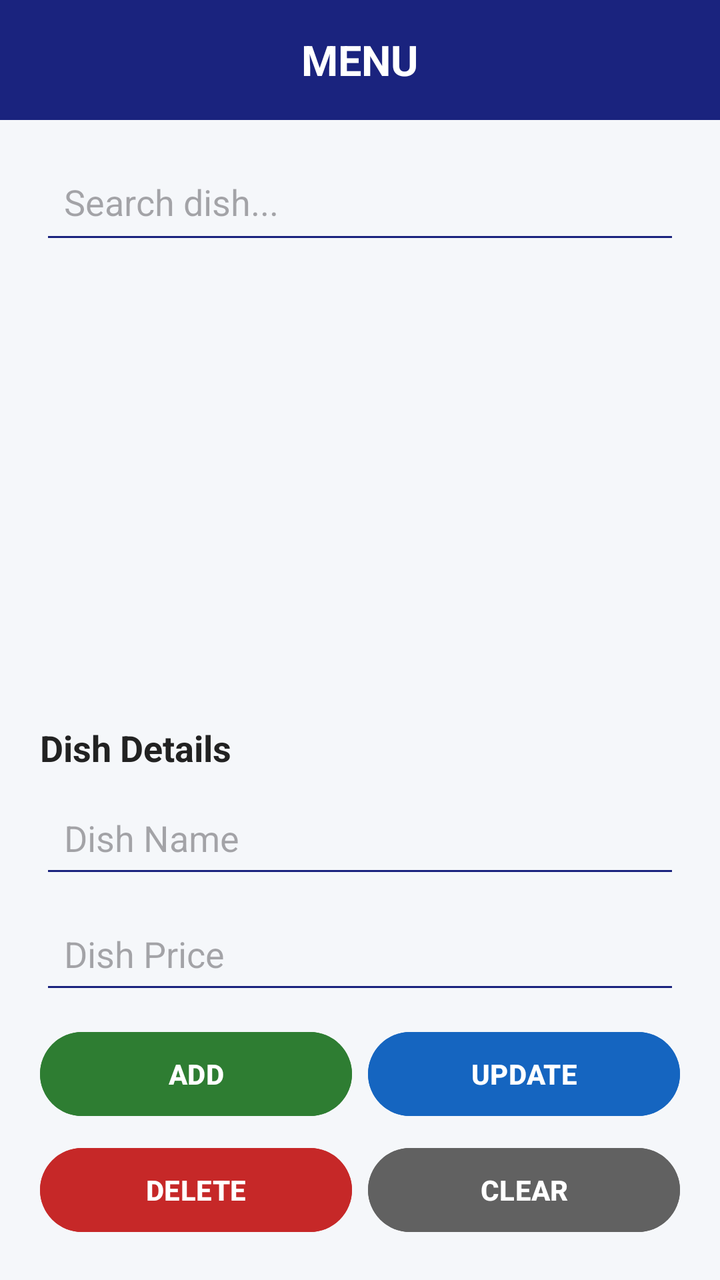
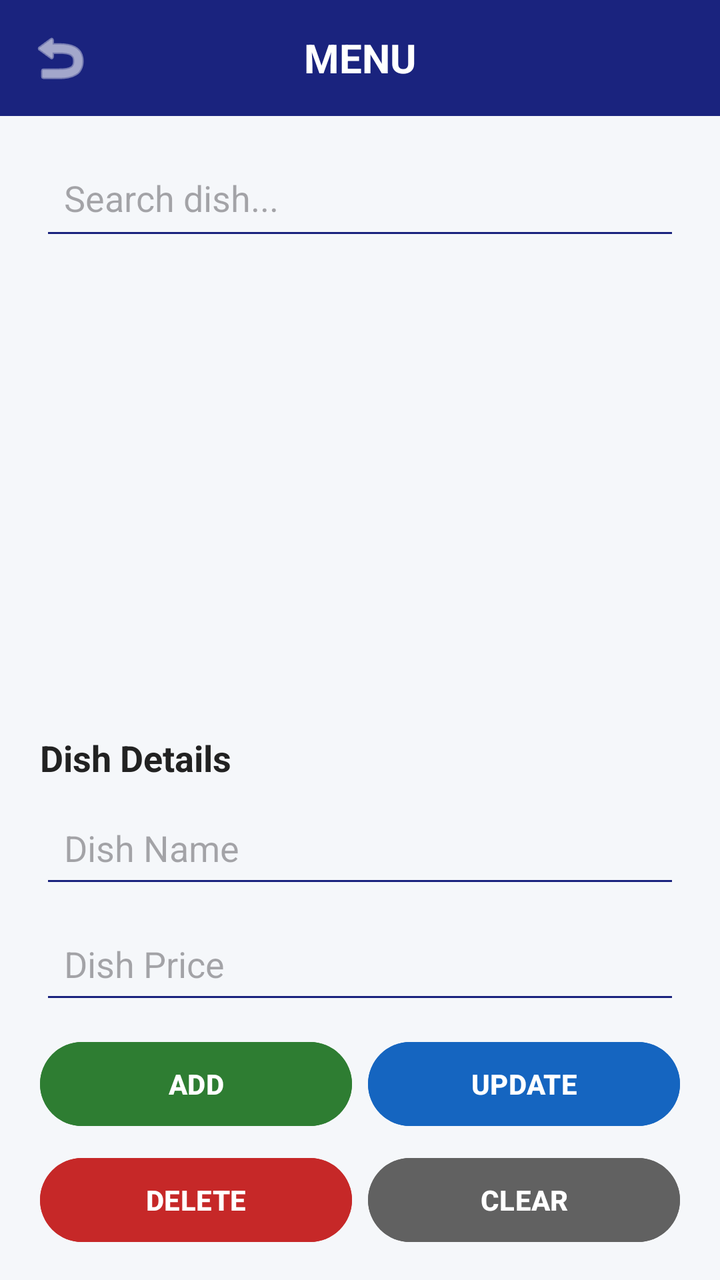

Two renders of the same Android screen: before a commit and after it. Below are the layout's source before the change and the commit's diff.
<!-- AndroidManifest.xml: application theme Theme.HotelManagementSystem -->
<!-- res/layout/activity_menu.xml -->
<?xml version="1.0" encoding="utf-8"?>
<androidx.constraintlayout.widget.ConstraintLayout
    xmlns:android="http://schemas.android.com/apk/res/android"
    xmlns:app="http://schemas.android.com/apk/res-auto"
    android:layout_width="match_parent"
    android:layout_height="match_parent"
    android:background="#F5F7FA">

    
    <TextView
        android:id="@+id/tvMenuTitle"
        android:layout_width="0dp"
        android:layout_height="60dp"
        android:background="#1A237E"
        android:gravity="center"
        android:text="MENU"
        android:textColor="#FFFFFF"
        android:textSize="21sp"
        android:textStyle="bold"
        app:layout_constraintTop_toTopOf="parent"
        app:layout_constraintStart_toStartOf="parent"
        app:layout_constraintEnd_toEndOf="parent" />

    
    <EditText
        android:id="@+id/etSearch"
        android:layout_width="0dp"
        android:layout_height="52dp"
        android:hint="Search dish..."
        android:inputType="text"
        android:padding="12dp"
        android:backgroundTint="#1A237E"
        app:layout_constraintTop_toBottomOf="@id/tvMenuTitle"
        app:layout_constraintStart_toStartOf="parent"
        app:layout_constraintEnd_toEndOf="parent"
        android:layout_marginStart="20dp"
        android:layout_marginEnd="20dp"
        android:layout_marginTop="15dp" />

    
    <androidx.recyclerview.widget.RecyclerView
        android:id="@+id/recyclerDishes"
        android:layout_width="0dp"
        android:layout_height="0dp"
        android:padding="5dp"
        android:clipToPadding="false"
        app:layout_constraintTop_toBottomOf="@id/etSearch"
        app:layout_constraintBottom_toTopOf="@id/tvFormTitle"
        app:layout_constraintStart_toStartOf="parent"
        app:layout_constraintEnd_toEndOf="parent"
        android:layout_marginTop="10dp"
        android:layout_marginBottom="10dp" />

    
    <TextView
        android:id="@+id/tvFormTitle"
        android:layout_width="wrap_content"
        android:layout_height="wrap_content"
        android:text="Dish Details"
        android:textColor="#222222"
        android:textSize="18sp"
        android:textStyle="bold"
        app:layout_constraintBottom_toTopOf="@id/etDishName"
        app:layout_constraintStart_toStartOf="parent"
        android:layout_marginStart="20dp"
        android:layout_marginBottom="8dp" />

    
    <EditText
        android:id="@+id/etDishName"
        android:layout_width="0dp"
        android:layout_height="50dp"
        android:hint="Dish Name"
        android:inputType="textCapWords"
        android:padding="12dp"
        android:backgroundTint="#1A237E"
        app:layout_constraintBottom_toTopOf="@id/etDishPrice"
        app:layout_constraintStart_toStartOf="parent"
        app:layout_constraintEnd_toEndOf="parent"
        android:layout_marginStart="20dp"
        android:layout_marginEnd="20dp"
        android:layout_marginBottom="8dp" />

    
    <EditText
        android:id="@+id/etDishPrice"
        android:layout_width="0dp"
        android:layout_height="50dp"
        android:hint="Dish Price"
        android:inputType="numberDecimal"
        android:padding="12dp"
        android:backgroundTint="#1A237E"
        app:layout_constraintBottom_toTopOf="@id/buttonRow1"
        app:layout_constraintStart_toStartOf="parent"
        app:layout_constraintEnd_toEndOf="parent"
        android:layout_marginStart="20dp"
        android:layout_marginEnd="20dp"
        android:layout_marginBottom="10dp" />

    
    <LinearLayout
        android:id="@+id/buttonRow1"
        android:layout_width="0dp"
        android:layout_height="50dp"
        android:orientation="horizontal"
        android:weightSum="2"
        app:layout_constraintBottom_toTopOf="@id/buttonRow2"
        app:layout_constraintStart_toStartOf="parent"
        app:layout_constraintEnd_toEndOf="parent"
        android:layout_marginStart="20dp"
        android:layout_marginEnd="20dp"
        android:layout_marginBottom="8dp">

        <Button
            android:id="@+id/btnAdd"
            android:layout_width="0dp"
            android:layout_height="match_parent"
            android:layout_weight="1"
            android:text="ADD"
            android:textStyle="bold"
            android:backgroundTint="#2E7D32" />

        <Button
            android:id="@+id/btnUpdate"
            android:layout_width="0dp"
            android:layout_height="match_parent"
            android:layout_weight="1"
            android:text="UPDATE"
            android:textStyle="bold"
            android:backgroundTint="#1565C0"
            android:layout_marginStart="8dp" />

    </LinearLayout>

    
    <LinearLayout
        android:id="@+id/buttonRow2"
        android:layout_width="0dp"
        android:layout_height="50dp"
        android:orientation="horizontal"
        android:weightSum="2"
        app:layout_constraintBottom_toBottomOf="parent"
        app:layout_constraintStart_toStartOf="parent"
        app:layout_constraintEnd_toEndOf="parent"
        android:layout_marginStart="20dp"
        android:layout_marginEnd="20dp"
        android:layout_marginBottom="20dp">

        <Button
            android:id="@+id/btnDelete"
            android:layout_width="0dp"
            android:layout_height="match_parent"
            android:layout_weight="1"
            android:text="DELETE"
            android:textStyle="bold"
            android:backgroundTint="#C62828" />

        <Button
            android:id="@+id/btnClear"
            android:layout_width="0dp"
            android:layout_height="match_parent"
            android:layout_weight="1"
            android:text="CLEAR"
            android:textStyle="bold"
            android:backgroundTint="#616161"
            android:layout_marginStart="8dp" />

    </LinearLayout>

</androidx.constraintlayout.widget.ConstraintLayout>
<!-- resources referenced by this layout -->
<resources>
  <style name="Theme.HotelManagementSystem" parent="Base.Theme.HotelManagementSystem" />
  <style name="Base.Theme.HotelManagementSystem" parent="Theme.Material3.DayNight.NoActionBar">
          
          
      </style>
</resources>

<!-- the commit's change to res/layout/activity_menu.xml (unified diff, before → after) -->
@@ -6,52 +6,93 @@
     android:layout_height="match_parent"
     android:background="#F5F7FA">
 
-    
-    <TextView
-        android:id="@+id/tvMenuTitle"
-        android:layout_width="0dp"
-        android:layout_height="60dp"
+
+    
+
+    <LinearLayout
+        android:id="@+id/menuToolbar"
+        android:layout_width="0dp"
+        android:layout_height="58dp"
+        android:orientation="horizontal"
+        android:gravity="center_vertical"
         android:background="#1A237E"
-        android:gravity="center"
-        android:text="MENU"
-        android:textColor="#FFFFFF"
-        android:textSize="21sp"
-        android:textStyle="bold"
         app:layout_constraintTop_toTopOf="parent"
         app:layout_constraintStart_toStartOf="parent"
-        app:layout_constraintEnd_toEndOf="parent" />
-
-    
+        app:layout_constraintEnd_toEndOf="parent">
+
+        
+
+        <androidx.appcompat.widget.AppCompatImageButton
+            android:id="@+id/btnBack"
+            android:layout_width="52dp"
+            android:layout_height="52dp"
+            android:layout_marginStart="4dp"
+            android:background="?attr/selectableItemBackgroundBorderless"
+            android:src="@android:drawable/ic_menu_revert"
+            android:tint="#FFFFFF"
+            android:contentDescription="Back" />
+
+
+        
+
+        <TextView
+            android:id="@+id/tvMenuTitle"
+            android:layout_width="0dp"
+            android:layout_height="match_parent"
+            android:layout_weight="1"
+            android:gravity="center"
+            android:text="MENU"
+            android:textColor="#FFFFFF"
+            android:textSize="20sp"
+            android:textStyle="bold" />
+
+
+        
+
+        <View
+            android:layout_width="56dp"
+            android:layout_height="match_parent" />
+
+    </LinearLayout>
+
+
+    
+
     <EditText
         android:id="@+id/etSearch"
         android:layout_width="0dp"
         android:layout_height="52dp"
         android:hint="Search dish..."
         android:inputType="text"
+        android:singleLine="true"
         android:padding="12dp"
         android:backgroundTint="#1A237E"
-        app:layout_constraintTop_toBottomOf="@id/tvMenuTitle"
-        app:layout_constraintStart_toStartOf="parent"
-        app:layout_constraintEnd_toEndOf="parent"
-        android:layout_marginStart="20dp"
-        android:layout_marginEnd="20dp"
-        android:layout_marginTop="15dp" />
-
-    
+        android:layout_marginStart="20dp"
+        android:layout_marginEnd="20dp"
+        android:layout_marginTop="15dp"
+        app:layout_constraintTop_toBottomOf="@id/menuToolbar"
+        app:layout_constraintStart_toStartOf="parent"
+        app:layout_constraintEnd_toEndOf="parent" />
+
+
+    
+
     <androidx.recyclerview.widget.RecyclerView
         android:id="@+id/recyclerDishes"
         android:layout_width="0dp"
         android:layout_height="0dp"
         android:padding="5dp"
         android:clipToPadding="false"
+        android:layout_marginTop="10dp"
+        android:layout_marginBottom="10dp"
         app:layout_constraintTop_toBottomOf="@id/etSearch"
         app:layout_constraintBottom_toTopOf="@id/tvFormTitle"
         app:layout_constraintStart_toStartOf="parent"
-        app:layout_constraintEnd_toEndOf="parent"
-        android:layout_marginTop="10dp"
-        android:layout_marginBottom="10dp" />
-
-    
+        app:layout_constraintEnd_toEndOf="parent" />
+
+
+    
+
     <TextView
         android:id="@+id/tvFormTitle"
         android:layout_width="wrap_content"
@@ -60,56 +101,64 @@
         android:textColor="#222222"
         android:textSize="18sp"
         android:textStyle="bold"
+        android:layout_marginStart="20dp"
+        android:layout_marginBottom="8dp"
         app:layout_constraintBottom_toTopOf="@id/etDishName"
-        app:layout_constraintStart_toStartOf="parent"
-        android:layout_marginStart="20dp"
-        android:layout_marginBottom="8dp" />
-
-    
+        app:layout_constraintStart_toStartOf="parent" />
+
+
+    
+
     <EditText
         android:id="@+id/etDishName"
         android:layout_width="0dp"
         android:layout_height="50dp"
         android:hint="Dish Name"
         android:inputType="textCapWords"
+        android:singleLine="true"
         android:padding="12dp"
         android:backgroundTint="#1A237E"
+        android:layout_marginStart="20dp"
+        android:layout_marginEnd="20dp"
+        android:layout_marginBottom="8dp"
         app:layout_constraintBottom_toTopOf="@id/etDishPrice"
         app:layout_constraintStart_toStartOf="parent"
-        app:layout_constraintEnd_toEndOf="parent"
-        android:layout_marginStart="20dp"
-        android:layout_marginEnd="20dp"
-        android:layout_marginBottom="8dp" />
-
-    
+        app:layout_constraintEnd_toEndOf="parent" />
+
+
+    
+
     <EditText
         android:id="@+id/etDishPrice"
         android:layout_width="0dp"
         android:layout_height="50dp"
         android:hint="Dish Price"
         android:inputType="numberDecimal"
+        android:singleLine="true"
         android:padding="12dp"
         android:backgroundTint="#1A237E"
+        android:layout_marginStart="20dp"
+        android:layout_marginEnd="20dp"
+        android:layout_marginBottom="10dp"
         app:layout_constraintBottom_toTopOf="@id/buttonRow1"
         app:layout_constraintStart_toStartOf="parent"
-        app:layout_constraintEnd_toEndOf="parent"
-        android:layout_marginStart="20dp"
-        android:layout_marginEnd="20dp"
-        android:layout_marginBottom="10dp" />
-
-    
+        app:layout_constraintEnd_toEndOf="parent" />
+
+
+    
+
     <LinearLayout
         android:id="@+id/buttonRow1"
         android:layout_width="0dp"
         android:layout_height="50dp"
         android:orientation="horizontal"
         android:weightSum="2"
+        android:layout_marginStart="20dp"
+        android:layout_marginEnd="20dp"
+        android:layout_marginBottom="8dp"
         app:layout_constraintBottom_toTopOf="@id/buttonRow2"
         app:layout_constraintStart_toStartOf="parent"
-        app:layout_constraintEnd_toEndOf="parent"
-        android:layout_marginStart="20dp"
-        android:layout_marginEnd="20dp"
-        android:layout_marginBottom="8dp">
+        app:layout_constraintEnd_toEndOf="parent">
 
         <Button
             android:id="@+id/btnAdd"
@@ -132,19 +181,21 @@
 
     </LinearLayout>
 
-    
+
+    
+
     <LinearLayout
         android:id="@+id/buttonRow2"
         android:layout_width="0dp"
         android:layout_height="50dp"
         android:orientation="horizontal"
         android:weightSum="2"
+        android:layout_marginStart="20dp"
+        android:layout_marginEnd="20dp"
+        android:layout_marginBottom="15dp"
         app:layout_constraintBottom_toBottomOf="parent"
         app:layout_constraintStart_toStartOf="parent"
-        app:layout_constraintEnd_toEndOf="parent"
-        android:layout_marginStart="20dp"
-        android:layout_marginEnd="20dp"
-        android:layout_marginBottom="20dp">
+        app:layout_constraintEnd_toEndOf="parent">
 
         <Button
             android:id="@+id/btnDelete"
